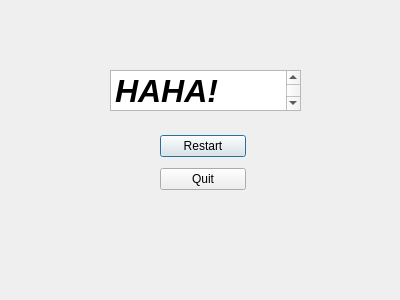
Old version of the form src/defeat_screen.ui in the repository AlexSze/comp2012h-spaceinvader.
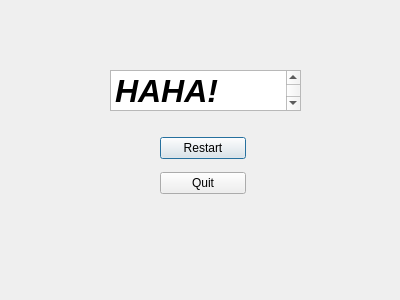
New version of the form.

What changed in the file:
```diff
--- a/src/defeat_screen.ui
+++ b/src/defeat_screen.ui
@@ -30,13 +30,13 @@
 &lt;p style=&quot; margin-top:0px; margin-bottom:0px; margin-left:0px; margin-right:0px; -qt-block-indent:0; text-indent:0px;&quot;&gt;&lt;span style=&quot; font-family:'.AppleSystemUIFont'; font-size:24pt; font-weight:600; font-style:italic;&quot;&gt;HAHA! You lost!&lt;/span&gt;&lt;/p&gt;&lt;/body&gt;&lt;/html&gt;</string>
    </property>
   </widget>
-  <widget class="QWidget" name="">
+  <widget class="QWidget" name="layoutWidget">
    <property name="geometry">
     <rect>
      <x>160</x>
      <y>130</y>
      <width>86</width>
-     <height>66</height>
+     <height>71</height>
     </rect>
    </property>
    <layout class="QVBoxLayout" name="verticalLayout">
```
Left out of the diff: 6 changed lines with no effect on the pictures.
